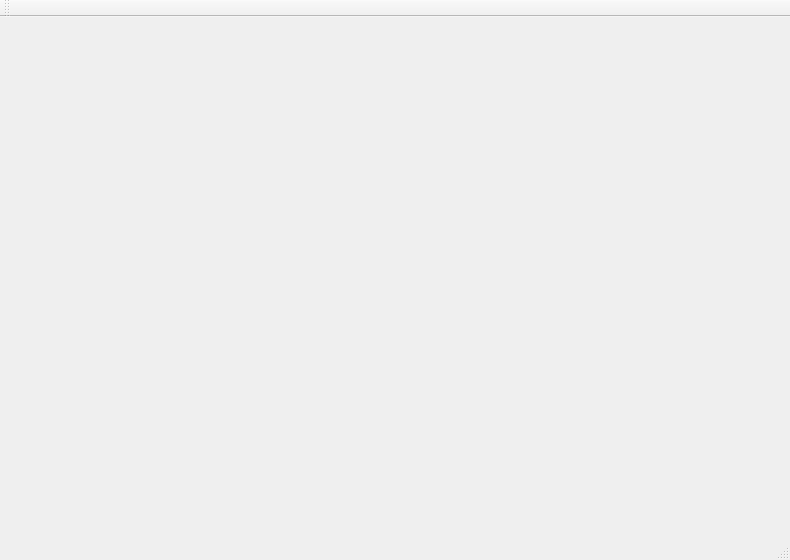
First picture: the form in mainwindow.ui, repository zhangpj15/TheDiaryOfSurvival, before the edit.
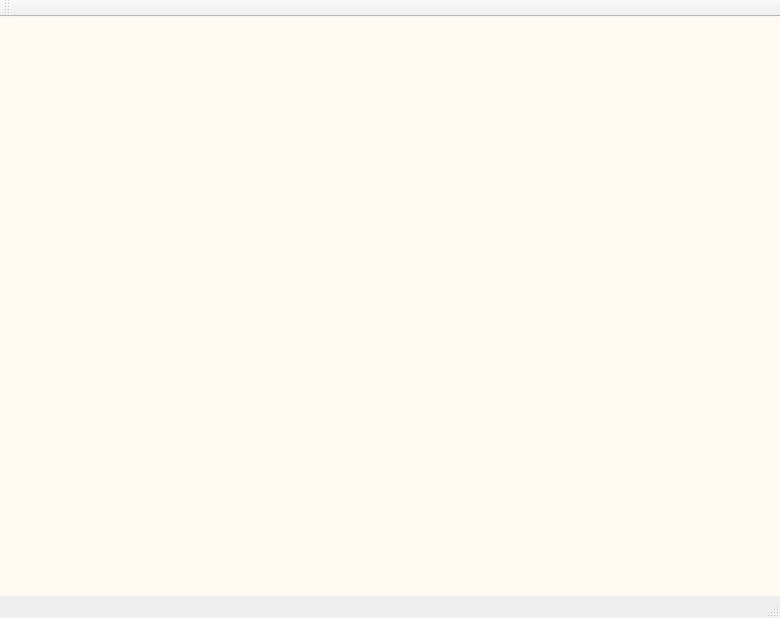
Second picture: the form after the edit.

```diff
--- a/mainwindow.ui
+++ b/mainwindow.ui
@@ -6,14 +6,31 @@
    <rect>
     <x>0</x>
     <y>0</y>
-    <width>790</width>
-    <height>560</height>
+    <width>780</width>
+    <height>618</height>
    </rect>
   </property>
   <property name="windowTitle">
    <string>MainWindow</string>
   </property>
-  <widget class="QWidget" name="centralWidget"/>
+  <widget class="QWidget" name="centralWidget">
+   <widget class="QWidget" name="widgetBack" native="true">
+    <property name="geometry">
+     <rect>
+      <x>0</x>
+      <y>-11</y>
+      <width>801</width>
+      <height>631</height>
+     </rect>
+    </property>
+    <property name="styleSheet">
+     <string notr="true">QWidget
+{
+background-color:rgb(255, 251, 242);
+}</string>
+    </property>
+   </widget>
+  </widget>
   <widget class="QMenuBar" name="menuBar">
    <property name="geometry">
     <rect>
```
Left out of the diff: 2 changed lines with no effect on the pictures.
